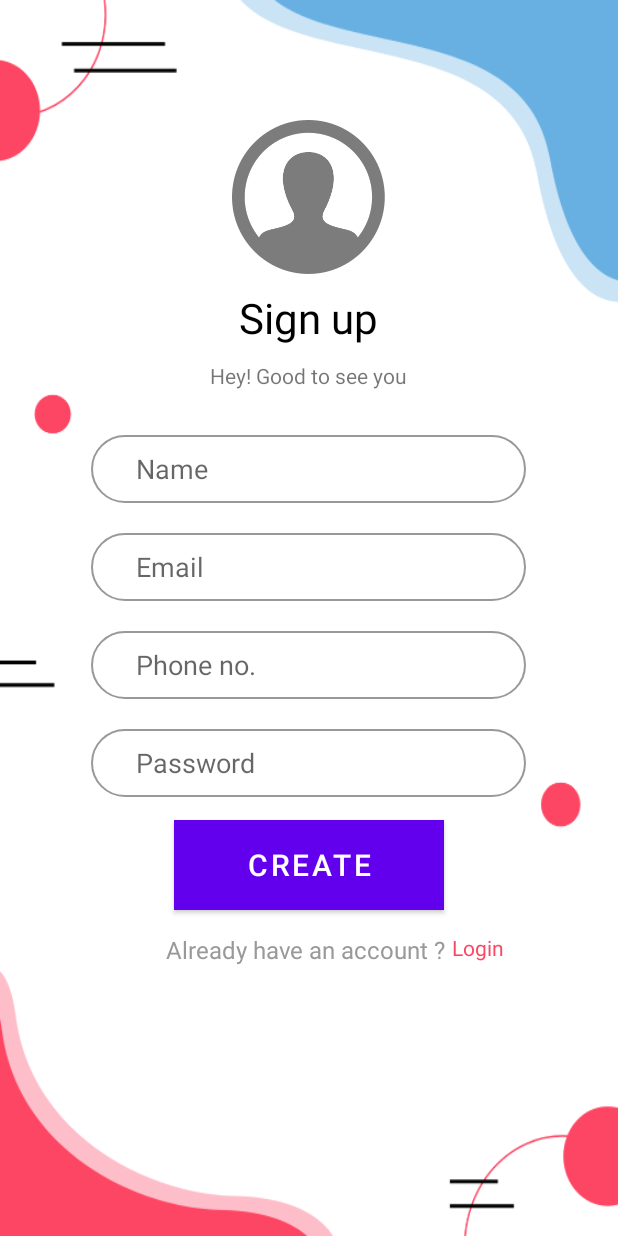
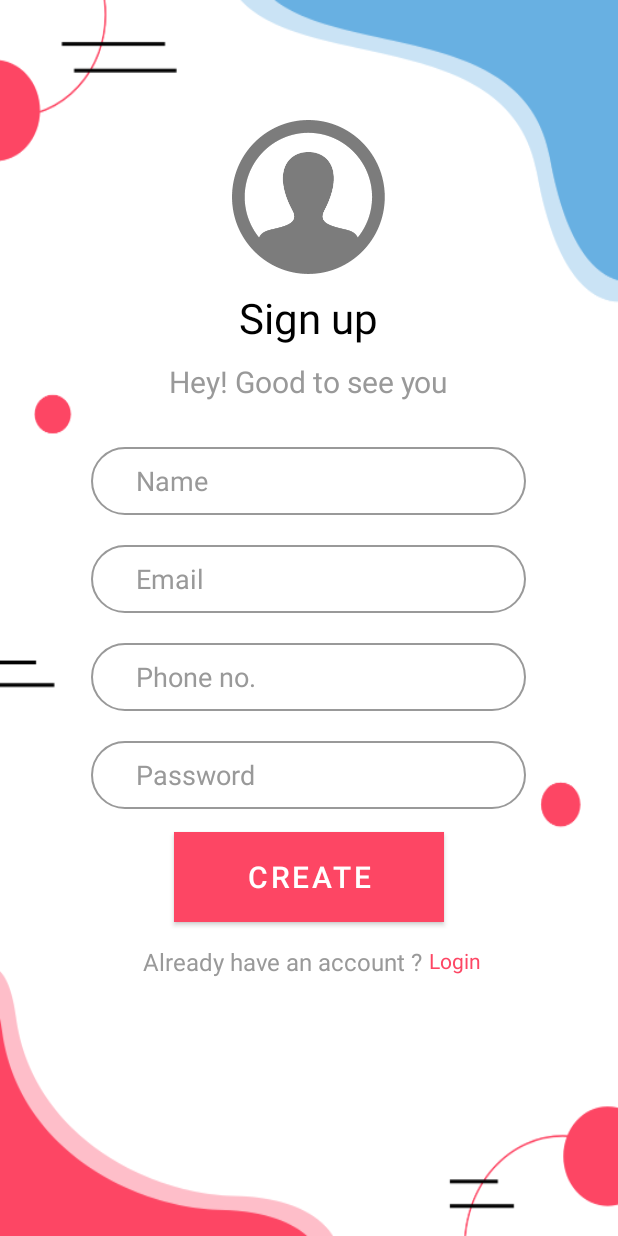
Before and after one commit to elvis902/Easy-Exchange-App, an Android app: the layout activity_register.xml on its own in the app's theme, with its tools: preview values and no code run, on a phone screen of 412 x 824 dp. Run offline under Robolectric (Android 15) with nearby library versions, the phone set to English and light mode, and no system bars.

Commit message:
Register Layout (Commit_2)

```diff
--- a/app/src/main/java/com/example/easyexchangeapp/RegisterActivity.java
+++ b/app/src/main/java/com/example/easyexchangeapp/RegisterActivity.java
@@ -16,6 +16,5 @@ public class RegisterActivity extends AppCompatActivity {
         super.onCreate(savedInstanceState);
         setContentView(R.layout.activity_register);
 
-
     }
 }
--- a/app/src/main/res/layout/activity_register.xml
+++ b/app/src/main/res/layout/activity_register.xml
@@ -30,7 +30,9 @@
         android:layout_width="wrap_content"
         android:layout_height="wrap_content"
         android:layout_below="@+id/textViewSignUp"
+        android:textColor="@color/offBlack"
         android:layout_centerHorizontal="true"
+        android:textSize="20dp"
         android:layout_marginTop="10dp"
         android:text="Hey! Good to see you"/>
     <LinearLayout
@@ -45,17 +47,21 @@
         <EditText
             android:id="@+id/editTextPersonName"
             android:paddingStart="30dp"
+            android:textColor="@color/black"
             android:layout_width="match_parent"
             android:layout_height="45dp"
             android:ems="10"
             android:inputType="textPersonName"
+            android:textColorHint="@color/offBlack"
             android:hint="Name"
             android:background="@drawable/rounded_text_fields"/>
         <EditText
             android:id="@+id/editTextEmail"
             android:paddingStart="30dp"
+            android:textColor="@color/black"
             android:layout_width="match_parent"
             android:layout_height="45dp"
+            android:textColorHint="@color/offBlack"
             android:layout_marginTop="20dp"
             android:ems="10"
             android:inputType="textEmailAddress"
@@ -64,8 +70,10 @@
         <EditText
             android:id="@+id/editTextPhoneNumber"
             android:paddingStart="30dp"
+            android:textColor="@color/black"
             android:layout_width="match_parent"
             android:layout_height="45dp"
+            android:textColorHint="@color/offBlack"
             android:layout_marginTop="20dp"
             android:ems="10"
             android:inputType="phone"
@@ -75,7 +83,9 @@
             android:id="@+id/editTextPassword"
             android:paddingStart="30dp"
             android:layout_width="match_parent"
+            android:textColor="@color/black"
             android:layout_height="45dp"
+            android:textColorHint="@color/offBlack"
             android:ems="10"
             android:layout_marginTop="20dp"
             android:inputType="numberPassword"
@@ -90,8 +100,9 @@
         android:layout_height="60dp"
         android:text="CREATE"
         android:textSize="20sp"
-        android:background="@drawable/signup_button_bgr"
+        android:background="@color/magenta_0"
         android:layout_below="@+id/textFieldsHolder"
+        android:textColor="@color/white"
         android:layout_marginTop="15dp"
         android:layout_centerHorizontal="true"/>
     <TextView
@@ -100,10 +111,10 @@
         android:layout_height="wrap_content"
         android:text="Already have an account ? "
         android:layout_below="@+id/buttonSignUp"
+        android:layout_marginLeft="75dp"
         android:layout_marginTop="15dp"
         android:textColor="@color/offBlack"
-        android:textSize="16dp"
-        android:layout_centerHorizontal="true"/>
+        android:textSize="16dp" />
     <TextView
         android:layout_width="wrap_content"
         android:layout_height="wrap_content"
@@ -111,7 +122,7 @@
         android:text="Login"
         android:textColor="@color/magenta_0"
         android:layout_below="@+id/buttonSignUp"
-        android:layout_marginTop="15dp"/>
+        android:layout_marginTop="16dp"/>
 
 
 </RelativeLayout>
--- a/app/src/main/res/values-night/themes.xml
+++ b/app/src/main/res/values-night/themes.xml
@@ -1,8 +1,8 @@
 <resources xmlns:tools="http://schemas.android.com/tools">
     <!-- Base application theme. -->
-    <style name="Theme.EasyExchangeApp" parent="Theme.MaterialComponents.DayNight.DarkActionBar">
+    <style name="Theme.EasyExchangeApp" parent="Theme.MaterialComponents.Light.NoActionBar">
         <!-- Primary brand color. -->
-        <item name="colorPrimary">@color/purple_200</item>
+        <item name="colorPrimary">@color/magenta_0</item>
         <item name="colorPrimaryVariant">@color/purple_700</item>
         <item name="colorOnPrimary">@color/black</item>
         <!-- Secondary brand color. -->
--- a/app/src/main/res/values/themes.xml
+++ b/app/src/main/res/values/themes.xml
@@ -1,8 +1,8 @@
 <resources xmlns:tools="http://schemas.android.com/tools">
     <!-- Base application theme. -->
-    <style name="Theme.EasyExchangeApp" parent="Theme.MaterialComponents.DayNight.DarkActionBar">
+    <style name="Theme.EasyExchangeApp" parent="Theme.MaterialComponents.Light.NoActionBar">
         <!-- Primary brand color. -->
-        <item name="colorPrimary">@color/purple_500</item>
+        <item name="colorPrimary">@color/magenta_0</item>
         <item name="colorPrimaryVariant">@color/purple_700</item>
         <item name="colorOnPrimary">@color/white</item>
         <!-- Secondary brand color. -->
```
